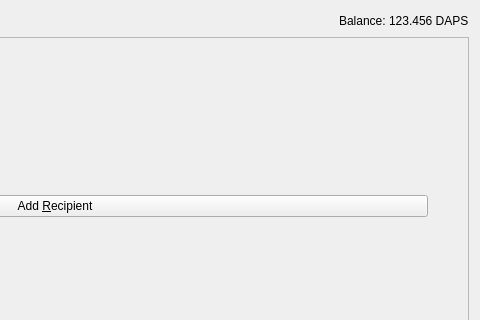
pedrorv0106/DAPS, file src/qt/forms/sendcoinsdialog.ui: the form before one commit; both pictures show x 370 to 850 and y 0 to 320 of the 850 by 610 pixel window.
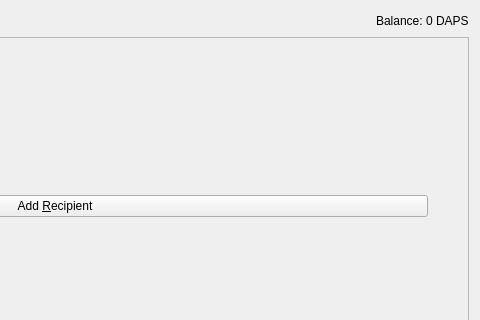
The form after the commit. Icons and pictures are not drawn.

Commit message:
DAPS-1150 QT: Update English translation file(s) to prevent missing menu item (#756)
* Update English translation file

* Change 123.456 dummy string to 0 DAPS

```diff
--- a/src/qt/forms/sendcoinsdialog.ui
+++ b/src/qt/forms/sendcoinsdialog.ui
@@ -65,7 +65,7 @@
           <string>Your current spendable balance</string>
          </property>
          <property name="text">
-          <string notr="true">123.456 DAPS</string>
+          <string notr="true">0 DAPS</string>
          </property>
          <property name="textInteractionFlags">
           <set>Qt::LinksAccessibleByMouse|Qt::TextSelectableByKeyboard|Qt::TextSelectableByMouse</set>
```
The commit also changes 1 other file.
